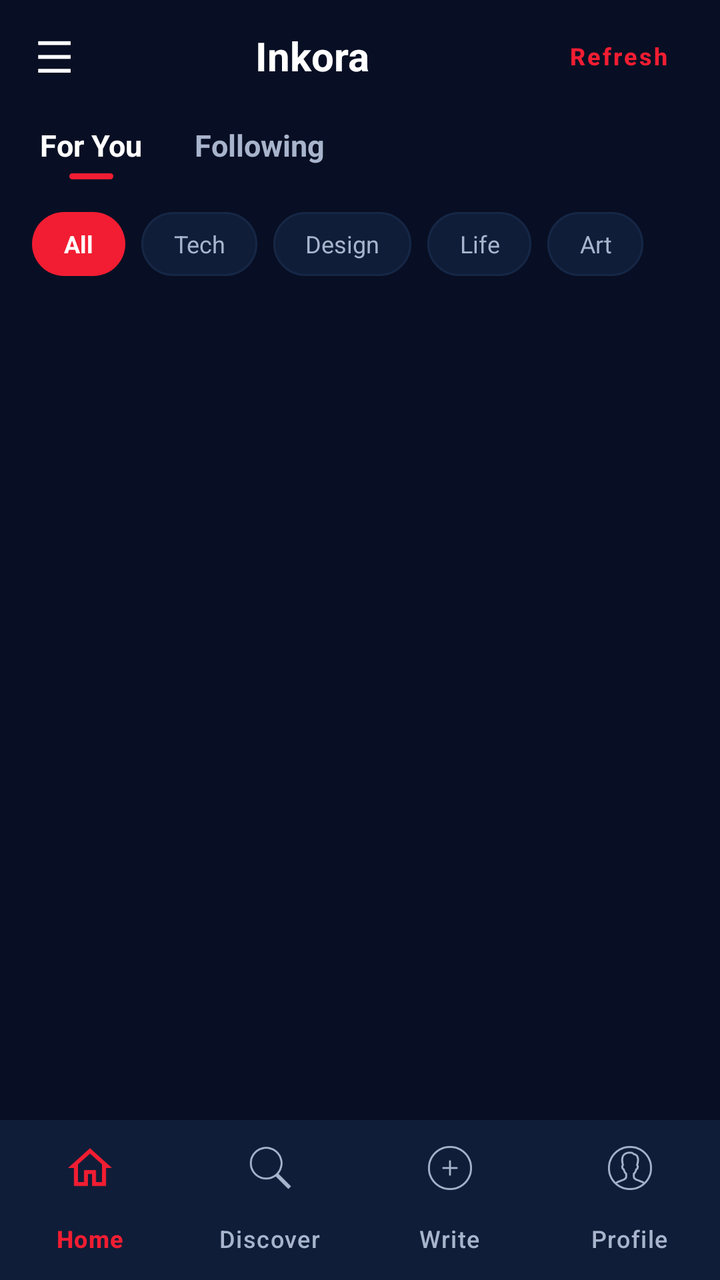
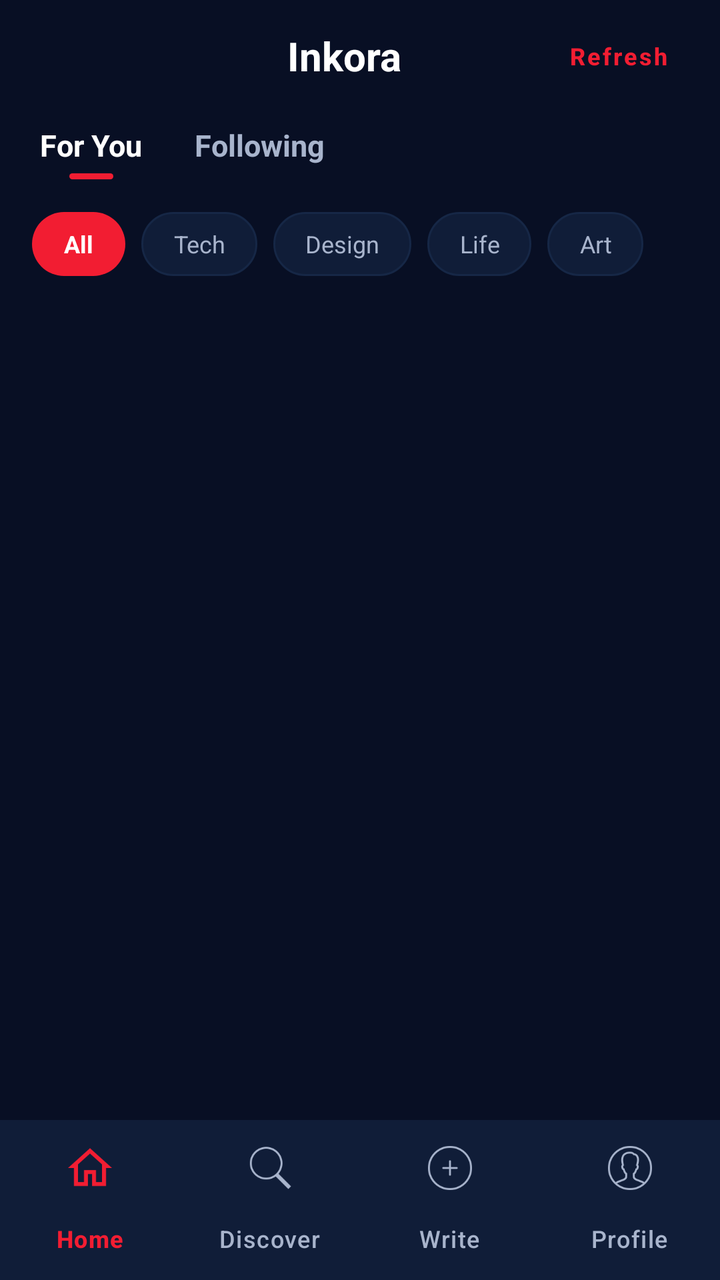

Screens rendered from an Android XML layout before and after an edit, with the pre-edit source and the edit as a unified diff.
<!-- AndroidManifest.xml: application theme Theme.Task_3 -->
<!-- res/layout/activity_home.xml -->
<?xml version="1.0" encoding="utf-8"?>
<androidx.constraintlayout.widget.ConstraintLayout
    xmlns:android="http://schemas.android.com/apk/res/android"
    xmlns:app="http://schemas.android.com/apk/res-auto"
    xmlns:tools="http://schemas.android.com/tools"
    android:id="@+id/main"
    android:layout_width="match_parent"
    android:layout_height="match_parent"
    android:fitsSystemWindows="true"
    android:background="@color/primary_background"
    tools:context=".home">

    
    <LinearLayout
        android:id="@+id/headerLayout"
        android:layout_width="match_parent"
        android:layout_height="56dp"
        android:gravity="center_vertical"
        android:orientation="horizontal"
        android:paddingHorizontal="18dp"
        app:layout_constraintTop_toTopOf="parent">

        <TextView
            android:id="@+id/btnMenu"
            android:layout_width="wrap_content"
            android:layout_height="wrap_content"
            android:text="☰"
            android:textColor="@color/primary_text"
            android:textSize="22sp" />

        <TextView
            android:id="@+id/tvBrandTitle"
            android:layout_width="0dp"
            android:layout_height="wrap_content"
            android:layout_weight="1"
            android:gravity="center"
            android:text="Inkora"
            android:textColor="@color/primary_text"
            android:textSize="20sp"
            android:textStyle="bold" />

        <Button
            android:id="@+id/refresh"
            style="@style/Widget.MaterialComponents.Button.TextButton"
            android:layout_width="wrap_content"
            android:layout_height="38dp"
            android:minWidth="0dp"
            android:paddingHorizontal="8dp"
            android:text="Refresh"
            android:textAllCaps="false"
            android:textColor="@color/primary_red"
            android:textSize="12sp"
            android:textStyle="bold" />
    </LinearLayout>

    
    <LinearLayout
        android:id="@+id/tabsLayout"
        android:layout_width="match_parent"
        android:layout_height="40dp"
        android:gravity="center_vertical"
        android:orientation="horizontal"
        android:paddingHorizontal="20dp"
        app:layout_constraintTop_toBottomOf="@id/headerLayout">

        
        <LinearLayout
            android:id="@+id/tabForYou"
            android:layout_width="wrap_content"
            android:layout_height="match_parent"
            android:gravity="center"
            android:orientation="vertical"
            android:paddingEnd="18dp">

            <TextView
                android:id="@+id/tvTabForYou"
                android:layout_width="wrap_content"
                android:layout_height="wrap_content"
                android:text="For You"
                android:textColor="@color/primary_text"
                android:textSize="15sp"
                android:textStyle="bold" />

            <View
                android:id="@+id/indicatorForYou"
                android:layout_width="22dp"
                android:layout_height="3dp"
                android:layout_marginTop="4dp"
                android:background="@drawable/bg_primary_button" />
        </LinearLayout>

        
        <LinearLayout
            android:id="@+id/tabFollowing"
            android:layout_width="wrap_content"
            android:layout_height="match_parent"
            android:gravity="center"
            android:orientation="vertical"
            android:paddingStart="8dp">

            <TextView
                android:id="@+id/tvTabFollowing"
                android:layout_width="wrap_content"
                android:layout_height="wrap_content"
                android:text="Following"
                android:textColor="@color/secondary_text"
                android:textSize="15sp"
                android:textStyle="bold" />

            <View
                android:id="@+id/indicatorFollowing"
                android:layout_width="22dp"
                android:layout_height="3dp"
                android:layout_marginTop="4dp"
                android:background="@android:color/transparent" />
        </LinearLayout>
    </LinearLayout>

    
    <HorizontalScrollView
        android:id="@+id/categoryFilterScroll"
        android:layout_width="match_parent"
        android:layout_height="wrap_content"
        android:layout_marginTop="6dp"
        android:paddingHorizontal="16dp"
        android:scrollbars="none"
        app:layout_constraintTop_toBottomOf="@id/tabsLayout">

        <LinearLayout
            android:id="@+id/layoutCategoryChips"
            android:layout_width="wrap_content"
            android:layout_height="wrap_content"
            android:orientation="horizontal"
            android:paddingVertical="4dp">

            <TextView
                android:id="@+id/chipHomeAll"
                android:layout_width="wrap_content"
                android:layout_height="32dp"
                android:background="@drawable/bg_pill_filter_selected"
                android:gravity="center"
                android:paddingHorizontal="16dp"
                android:text="All"
                android:textColor="@color/white"
                android:textSize="12sp"
                android:textStyle="bold" />

            <TextView
                android:id="@+id/chipHomeTech"
                android:layout_width="wrap_content"
                android:layout_height="32dp"
                android:layout_marginStart="8dp"
                android:background="@drawable/bg_pill_filter_unselected"
                android:gravity="center"
                android:paddingHorizontal="16dp"
                android:text="Tech"
                android:textColor="@color/secondary_text"
                android:textSize="12sp" />

            <TextView
                android:id="@+id/chipHomeDesign"
                android:layout_width="wrap_content"
                android:layout_height="32dp"
                android:layout_marginStart="8dp"
                android:background="@drawable/bg_pill_filter_unselected"
                android:gravity="center"
                android:paddingHorizontal="16dp"
                android:text="Design"
                android:textColor="@color/secondary_text"
                android:textSize="12sp" />

            <TextView
                android:id="@+id/chipHomeLife"
                android:layout_width="wrap_content"
                android:layout_height="32dp"
                android:layout_marginStart="8dp"
                android:background="@drawable/bg_pill_filter_unselected"
                android:gravity="center"
                android:paddingHorizontal="16dp"
                android:text="Life"
                android:textColor="@color/secondary_text"
                android:textSize="12sp" />

            <TextView
                android:id="@+id/chipHomeArt"
                android:layout_width="wrap_content"
                android:layout_height="32dp"
                android:layout_marginStart="8dp"
                android:background="@drawable/bg_pill_filter_unselected"
                android:gravity="center"
                android:paddingHorizontal="16dp"
                android:text="Art"
                android:textColor="@color/secondary_text"
                android:textSize="12sp" />
        </LinearLayout>
    </HorizontalScrollView>

    
    <ProgressBar
        android:id="@+id/pbFeedLoading"
        android:layout_width="32dp"
        android:layout_height="32dp"
        android:layout_marginTop="20dp"
        android:indeterminateTint="@color/primary_red"
        android:visibility="gone"
        app:layout_constraintTop_toBottomOf="@id/categoryFilterScroll"
        app:layout_constraintStart_toStartOf="parent"
        app:layout_constraintEnd_toEndOf="parent" />

    
    <TextView
        android:id="@+id/tvEmptyFeed"
        android:layout_width="wrap_content"
        android:layout_height="wrap_content"
        android:text="No posts found in this feed.\nCreate the first story!"
        android:textAlignment="center"
        android:textColor="@color/secondary_text"
        android:textSize="14sp"
        android:visibility="gone"
        app:layout_constraintTop_toBottomOf="@id/categoryFilterScroll"
        app:layout_constraintBottom_toTopOf="@id/bottom_nav"
        app:layout_constraintStart_toStartOf="parent"
        app:layout_constraintEnd_toEndOf="parent" />

    
    <androidx.recyclerview.widget.RecyclerView
        android:id="@+id/rvFeed"
        android:layout_width="match_parent"
        android:layout_height="0dp"
        android:layout_marginTop="8dp"
        android:paddingHorizontal="16dp"
        android:paddingBottom="16dp"
        android:clipToPadding="false"
        android:scrollbars="none"
        app:layout_constraintTop_toBottomOf="@id/categoryFilterScroll"
        app:layout_constraintBottom_toTopOf="@id/bottom_nav" />

    
    <com.google.android.material.bottomnavigation.BottomNavigationView
        android:id="@+id/bottom_nav"
        android:layout_width="match_parent"
        android:layout_height="wrap_content"
        android:background="@color/secondary_background"
        app:elevation="12dp"
        app:itemIconTint="@color/nav_item_color"
        app:itemTextColor="@color/nav_item_color"
        app:labelVisibilityMode="labeled"
        app:menu="@menu/bottom_nav_menu"
        app:layout_constraintBottom_toBottomOf="parent" />

</androidx.constraintlayout.widget.ConstraintLayout>
<!-- resources referenced by this layout -->
<resources>
  <color name="primary_background">#080F24</color>
  <color name="primary_red">#F21D32</color>
  <color name="primary_text">#FFFFFF</color>
  <color name="secondary_background">#101D38</color>
  <color name="secondary_text">#A8B4CC</color>
  <color name="white">#FFFFFF</color>
  <!-- drawable bg_pill_filter_selected (drawable) -->
  <?xml version="1.0" encoding="utf-8"?>
  <shape xmlns:android="http://schemas.android.com/apk/res/android"
      android:shape="rectangle">
      <solid android:color="@color/primary_red" />
      <corners android:radius="20dp" />
  </shape>
  <!-- drawable bg_pill_filter_unselected (drawable) -->
  <?xml version="1.0" encoding="utf-8"?>
  <shape xmlns:android="http://schemas.android.com/apk/res/android"
      android:shape="rectangle">
      <solid android:color="@color/secondary_background" />
      <stroke
          android:width="1dp"
          android:color="@color/card_surface" />
      <corners android:radius="20dp" />
  </shape>
  <!-- drawable bg_primary_button (drawable) -->
  <?xml version="1.0" encoding="utf-8"?>
  <shape xmlns:android="http://schemas.android.com/apk/res/android"
      android:shape="rectangle">
      <solid android:color="@color/primary_red" />
      <corners android:radius="26dp" />
  </shape>
  <style name="Theme.Task_3" parent="Base.Theme.Task_3" />
  <color name="card_surface">#162746</color>
  <style name="Base.Theme.Task_3" parent="Theme.Material3.DayNight.NoActionBar">
          <item name="colorPrimary">@color/primary_red</item>
          <item name="colorPrimaryVariant">@color/secondary_background</item>
          <item name="colorSecondary">@color/primary_red</item>
          <item name="android:statusBarColor">@color/primary_background</item>
          <item name="android:windowBackground">@color/primary_background</item>
          <item name="android:navigationBarColor">@color/secondary_background</item>
      </style>
</resources>

<!-- the commit's change to res/layout/activity_home.xml (unified diff, before → after) -->
@@ -21,20 +21,13 @@
         app:layout_constraintTop_toTopOf="parent">
 
         <TextView
-            android:id="@+id/btnMenu"
-            android:layout_width="wrap_content"
-            android:layout_height="wrap_content"
-            android:text="☰"
-            android:textColor="@color/primary_text"
-            android:textSize="22sp" />
-
-        <TextView
             android:id="@+id/tvBrandTitle"
             android:layout_width="0dp"
             android:layout_height="wrap_content"
             android:layout_weight="1"
             android:gravity="center"
             android:text="Inkora"
+            android:layout_marginLeft="50dp"
             android:textColor="@color/primary_text"
             android:textSize="20sp"
             android:textStyle="bold" />
